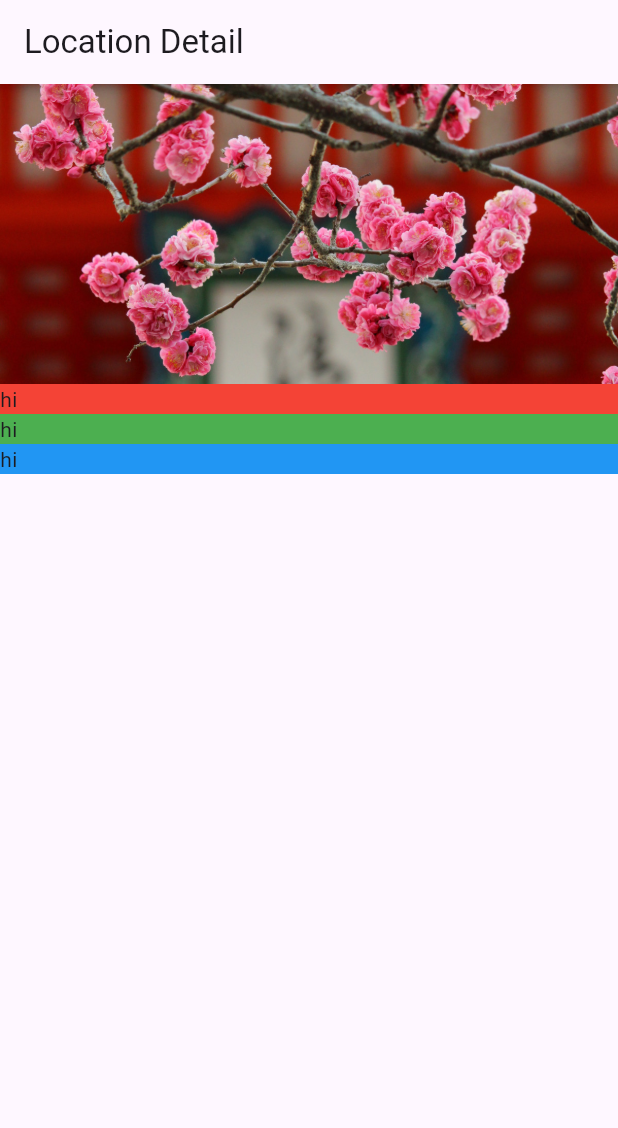
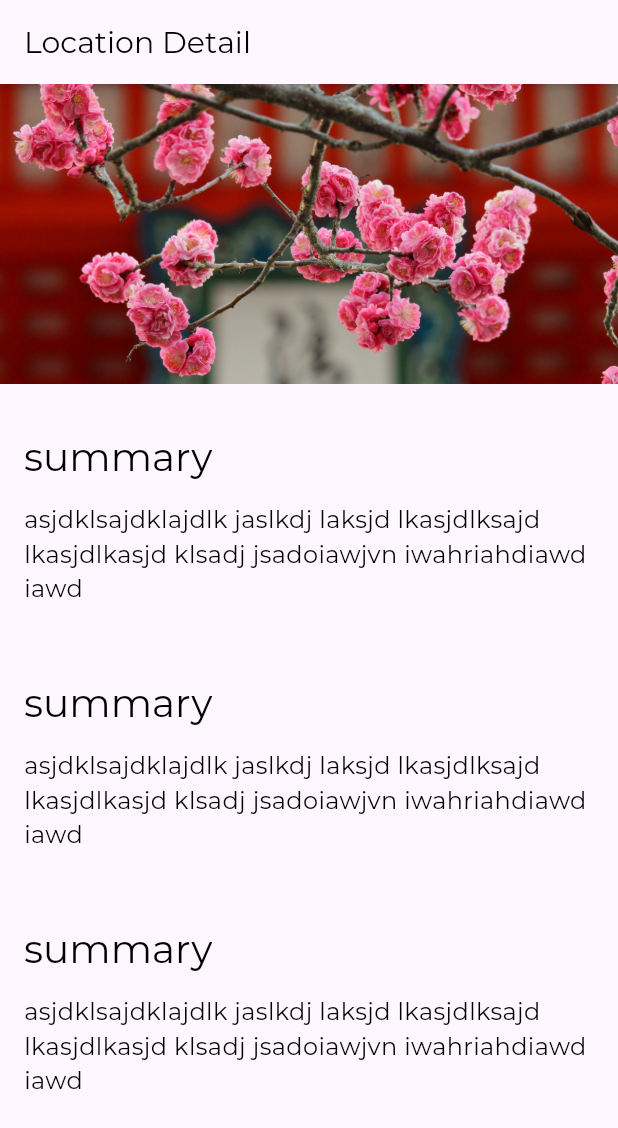
Before and after one commit to AlbenBustamante/tourismandco_app_ui, a Flutter app: the screen it shows after launch, on a phone screen of 412 x 824 dp. Shown: the top 1128 px of the screen. Run offline on Flutter 3.47's test engine with Material 3 defaults, Android fonts, the light colour scheme and no system bars.

Commit message:
section 3: text -> font assets, themes, text styles, padding

```diff
--- a/lib/main.dart
+++ b/lib/main.dart
@@ -1,5 +1,6 @@
 import 'package:flutter/material.dart';
 import 'package:tourismandco/screens/location_detail/location_detail.dart';
+import 'package:tourismandco/style.dart';
 
 void main() {
   runApp(const MainApp());
@@ -10,8 +11,12 @@ class MainApp extends StatelessWidget {
 
   @override
   Widget build(BuildContext context) {
-    return const MaterialApp(
-      home: LocationDetail()
-    );
+    return MaterialApp(
+        home: const LocationDetail(),
+        theme: ThemeData(
+            appBarTheme: const AppBarTheme(titleTextStyle: appBarTextStyle),
+            textTheme: const TextTheme(
+                titleLarge: titleLargeTextStyle,
+                bodyMedium: bodyTextMediumStyle)));
   }
 }
--- a/lib/screens/location_detail/location_detail.dart
+++ b/lib/screens/location_detail/location_detail.dart
@@ -15,9 +15,12 @@ class LocationDetail extends StatelessWidget {
             mainAxisAlignment: MainAxisAlignment.start,
             children: [
               const ImageBanner("assets/images/kiyomizu-dera.jpg"),
-              TextSection(Colors.red),
-              TextSection(Colors.green),
-              TextSection(Colors.blue)
+              TextSection("summary",
+                  "asjdklsajdklajdlk jaslkdj laksjd lkasjdlksajd lkasjdlkasjd klsadj jsadoiawjvn iwahriahdiawd iawd"),
+              TextSection("summary",
+                  "asjdklsajdklajdlk jaslkdj laksjd lkasjdlksajd lkasjdlkasjd klsadj jsadoiawjvn iwahriahdiawd iawd"),
+              TextSection("summary",
+                  "asjdklsajdklajdlk jaslkdj laksjd lkasjdlksajd lkasjdlkasjd klsadj jsadoiawjvn iwahriahdiawd iawd")
             ]));
   }
 }
--- a/lib/screens/location_detail/text_section.dart
+++ b/lib/screens/location_detail/text_section.dart
@@ -1,13 +1,25 @@
 import 'package:flutter/material.dart';
 
 class TextSection extends StatelessWidget {
-  final Color _color;
+  final String _title;
+  final String _body;
+  static const _hPad = 16.0;
 
-  TextSection(this._color);
+  const TextSection(this._title, this._body, {super.key});
 
   @override
   Widget build(BuildContext context) {
-    return Container(
-        decoration: BoxDecoration(color: _color), child: const Text("hi"));
+    return Column(
+      mainAxisAlignment: MainAxisAlignment.start,
+      crossAxisAlignment: CrossAxisAlignment.stretch,
+      children: [
+        Container(
+            padding: const EdgeInsets.fromLTRB(_hPad, 32.0, _hPad, 4.0),
+            child: Text(_title, style: Theme.of(context).textTheme.titleLarge)),
+        Container(
+            padding: const EdgeInsets.fromLTRB(_hPad, 10.0, _hPad, 16.0),
+            child: Text(_body, style: Theme.of(context).textTheme.bodyMedium)),
+      ],
+    );
   }
 }
--- /dev/null
+++ b/lib/style.dart
@@ -0,0 +1,25 @@
+import 'package:flutter/material.dart';
+
+const largeTextSize = 26.0;
+const mediumTextSize = 20.0;
+const bodyTextSize = 16.0;
+
+const fontNameDefault = "Montserrat";
+
+const appBarTextStyle = TextStyle(
+    fontFamily: fontNameDefault,
+    fontWeight: FontWeight.w300,
+    fontSize: mediumTextSize,
+    color: Colors.black);
+
+const titleLargeTextStyle = TextStyle(
+    fontFamily: fontNameDefault,
+    fontWeight: FontWeight.w300,
+    fontSize: largeTextSize,
+    color: Colors.black);
+
+const bodyTextMediumStyle = TextStyle(
+    fontFamily: fontNameDefault,
+    fontWeight: FontWeight.w300,
+    fontSize: bodyTextSize,
+    color: Colors.black);
```
Also changed, not shown: pubspec.yaml (+7 -0 lines), assets/fonts/Montserrat-Bold.ttf (added), assets/fonts/Montserrat-Regular.ttf (added).
